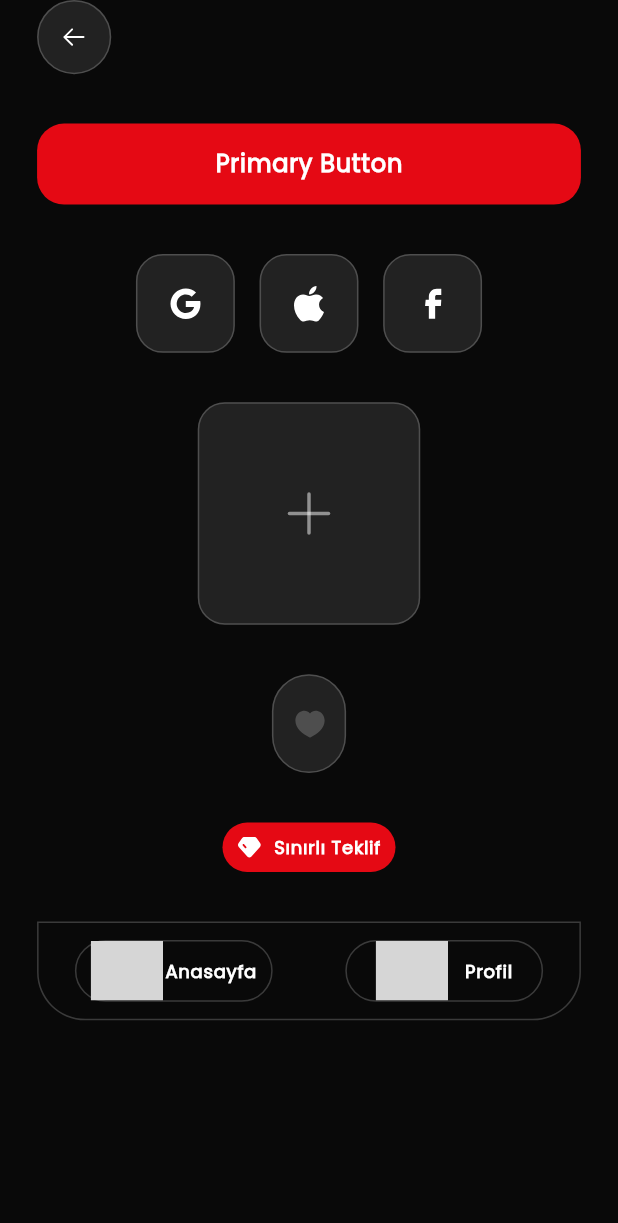
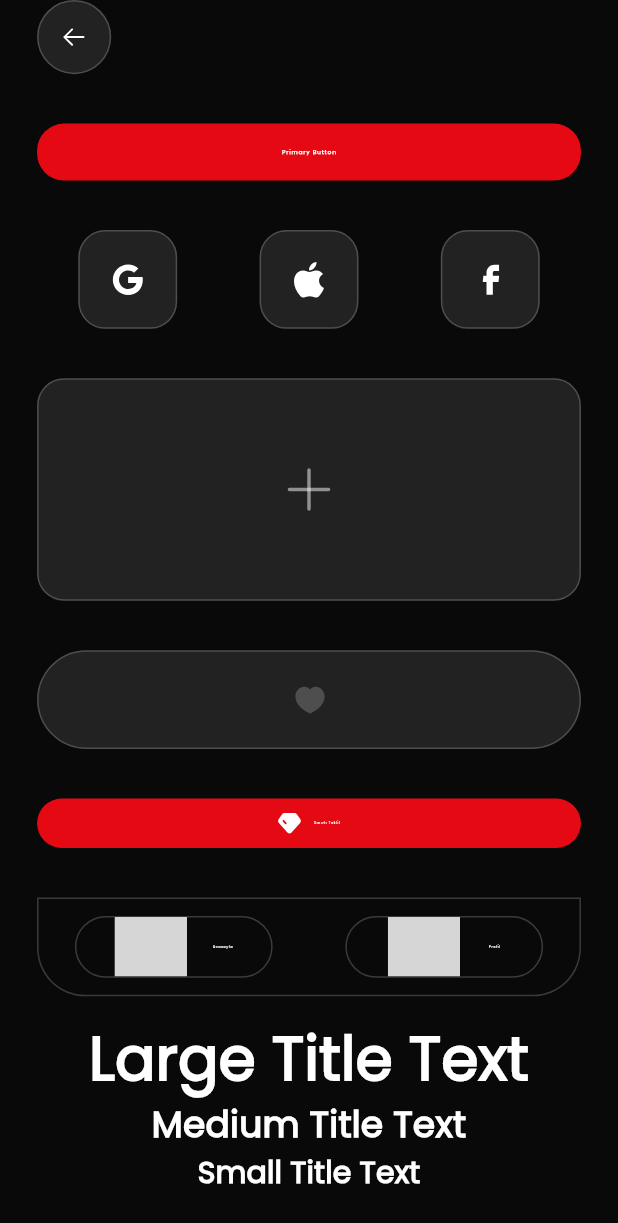
Before and after one commit to batuhanozkandev/shartflix, a Flutter app: the screen it shows after launch, on a phone screen of 412 x 824 dp. Shown: the top 1223 px of the screen. Run offline on Flutter 3.47's test engine with Material 3 defaults, Android fonts, the phone set to English and light mode, and no system bars; our stand-ins replace flutter_svg, get, hive_flutter, responsive_builder; accounts and stored records are empty; project files that could hold a hidden picture were left out; grey boxes are pictures that could not be loaded.

Commit message:
feat: add text/title components

```diff
--- a/lib/controller/theme/theme.dart
+++ b/lib/controller/theme/theme.dart
@@ -14,7 +14,7 @@ class ThemeController extends BaseController {
       brightness: Brightness.light,
       primary: ColorConstants.primary,
       onPrimary: ColorConstants.primary,
-      secondary: ColorConstants.black,
+      secondary: ColorConstants.secondary,
       onSecondary: ColorConstants.black,
       error: Colors.red,
       onError: Colors.red,
--- a/lib/core/constant/text_style.dart
+++ b/lib/core/constant/text_style.dart
@@ -1,21 +1,21 @@
 import 'package:flutter/material.dart';
 
 class CustomTextStyles {
-  static TextStyle get titleLarge => const TextStyle(fontSize: 60);
+  static TextStyle get titleLarge => const TextStyle(fontSize: 40);
 
-  static TextStyle get titleMedium => titleLarge.copyWith(fontSize: 48);
+  static TextStyle get titleMedium => titleLarge.copyWith(fontSize: 24);
 
-  static TextStyle get titleSmall => titleLarge.copyWith(fontSize: 40);
+  static TextStyle get titleSmall => titleLarge.copyWith(fontSize: 20);
 
-  static TextStyle get bodyLarge => const TextStyle(fontSize: 36);
+  static TextStyle get bodyLarge => const TextStyle(fontSize: 18);
 
-  static TextStyle get bodyMedium => bodyLarge.copyWith(fontSize: 32);
+  static TextStyle get bodyMedium => bodyLarge.copyWith(fontSize: 16);
 
-  static TextStyle get bodySmall => bodyLarge.copyWith(fontSize: 24);
+  static TextStyle get bodySmall => bodyLarge.copyWith(fontSize: 12);
 
-  static TextStyle get labelLarge => const TextStyle(fontSize: 20);
+  static TextStyle get labelLarge => const TextStyle(fontSize: 8);
 
-  static TextStyle get labelMedium => labelLarge.copyWith(fontSize: 16);
+  static TextStyle get labelMedium => labelLarge.copyWith(fontSize: 4);
 
-  static TextStyle get labelSmall => labelLarge.copyWith(fontSize: 12);
+  static TextStyle get labelSmall => labelLarge.copyWith(fontSize: 2);
 }
--- a/lib/view/components.dart
+++ b/lib/view/components.dart
@@ -6,32 +6,24 @@ import 'package:shartflix/core/extention/numX.dart';
 import 'package:shartflix/view/base/base_screen.dart';
 import 'package:shartflix/widget/button/primary_button.dart';
 import 'package:shartflix/widget/button/social_button.dart';
+import 'package:shartflix/widget/text/title/medium.dart';
 
 import '../widget/button/add_button.dart';
 import '../widget/button/back_button.dart';
 import '../widget/button/bottom_nav_button.dart';
 import '../widget/button/follow_button.dart';
 import '../widget/button/primary_button_with_icon.dart';
+import '../widget/text/title/large.dart';
+import '../widget/text/title/small.dart';
 
 class ComponentScreen extends StatelessWidget {
   const ComponentScreen({super.key});
 
   @override
   Widget build(BuildContext context) {
-    return BaseScreen(mobile: _Mobile());
-  }
-}
-
-class _Mobile extends StatelessWidget {
-  const _Mobile({super.key});
-
-  @override
-  Widget build(BuildContext context) {
-    return Column(
-      children: [
-        SizedBox(
-          width: 92.w,
-          child: Column(
+    return BaseScreen(
+      mobile: ListView(
+        shrinkWrap: true,
         children: [
           Align(
             alignment: Alignment.centerLeft,
@@ -57,10 +49,12 @@ class _Mobile extends StatelessWidget {
           ),
           4.yh,
           ShartBottomNavBar(),
+          2.yh,
+          ShartComponentLargeText(text: 'Large Title Text'),
+          ShartComponentMediumText(text: 'Medium Title Text'),
+          ShartComponentSmallText(text: 'Small Title Text'),
         ],
       ),
-        ),
-      ],
     );
   }
 }
--- /dev/null
+++ b/lib/widget/text/title/large.dart
@@ -0,0 +1,20 @@
+import 'package:flutter/material.dart';
+import 'package:get/get.dart';
+
+class ShartComponentLargeText extends StatelessWidget {
+  const ShartComponentLargeText({super.key, required this.text});
+
+  final String text;
+
+  @override
+  Widget build(BuildContext context) {
+    return Text(
+      text,
+      style: Get.theme.textTheme.titleLarge?.copyWith(
+        fontWeight: FontWeight.bold,
+        color: Get.theme.colorScheme.secondary,
+      ),
+      textAlign: TextAlign.center,
+    );
+  }
+}
--- /dev/null
+++ b/lib/widget/text/title/medium.dart
@@ -0,0 +1,20 @@
+import 'package:flutter/material.dart';
+import 'package:get/get.dart';
+
+class ShartComponentMediumText extends StatelessWidget {
+  const ShartComponentMediumText({super.key, required this.text});
+
+  final String text;
+
+  @override
+  Widget build(BuildContext context) {
+    return Text(
+      text,
+      style: Get.theme.textTheme.titleMedium?.copyWith(
+        fontWeight: FontWeight.bold,
+        color: Get.theme.colorScheme.secondary,
+      ),
+      textAlign: TextAlign.center,
+    );
+  }
+}
--- /dev/null
+++ b/lib/widget/text/title/small.dart
@@ -0,0 +1,20 @@
+import 'package:flutter/material.dart';
+import 'package:get/get.dart';
+
+class ShartComponentSmallText extends StatelessWidget {
+  const ShartComponentSmallText({super.key, required this.text});
+
+  final String text;
+
+  @override
+  Widget build(BuildContext context) {
+    return Text(
+      text,
+      style: Get.theme.textTheme.titleSmall?.copyWith(
+        fontWeight: FontWeight.bold,
+        color: Get.theme.colorScheme.secondary,
+      ),
+      textAlign: TextAlign.center,
+    );
+  }
+}
```
Lines whose indentation alone changed are shown as unchanged.
